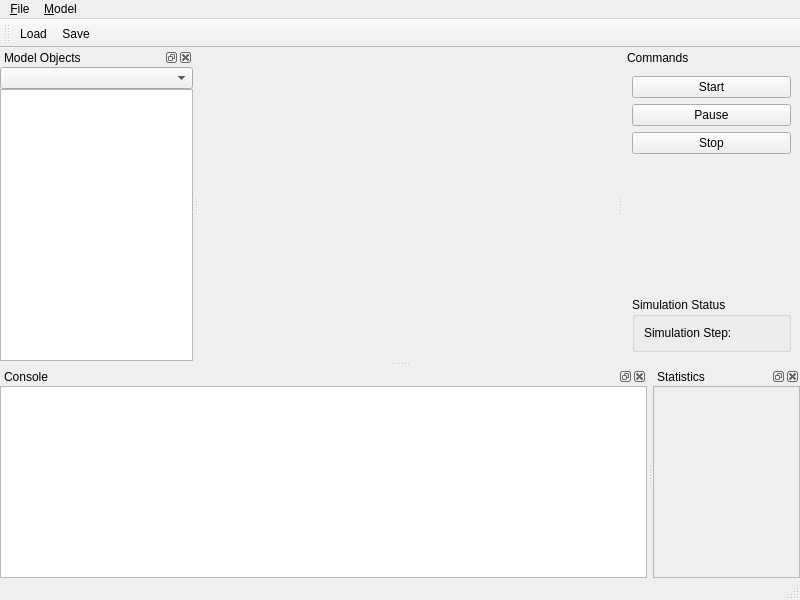
The window that qtgui/mainwindow.ui (frabas/DISPLACE_GUI) describes before a commit, drawn with Qt 5.
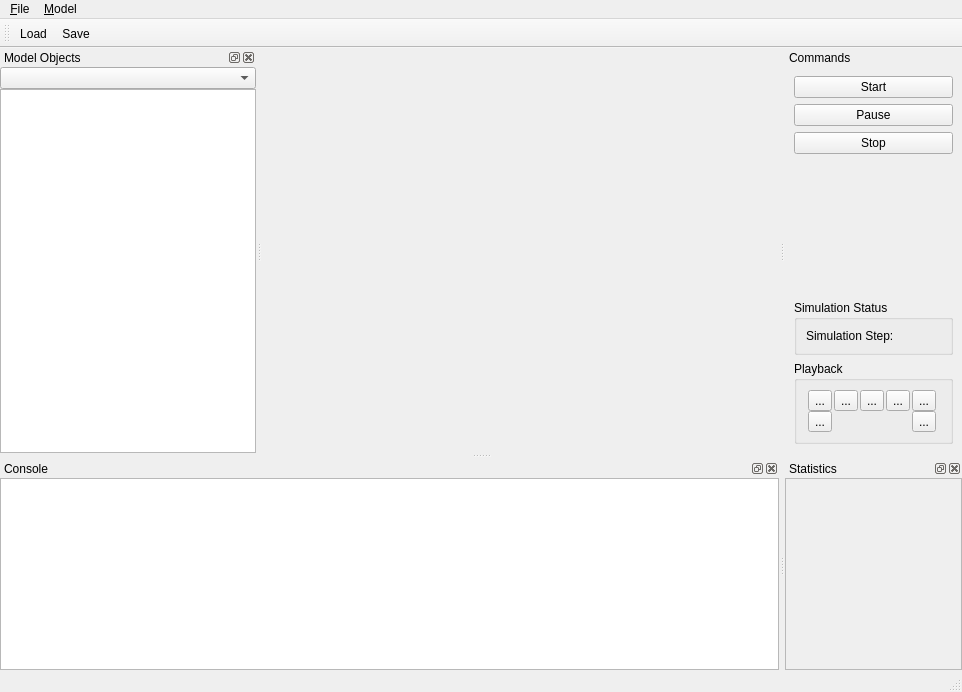
The same window after the commit. Icons and pictures are not drawn. Custom widgets are drawn as their Qt base class.

Commit message: Gui: Playback commands

```diff
--- a/qtgui/mainwindow.ui
+++ b/qtgui/mainwindow.ui
@@ -6,8 +6,8 @@
    <rect>
     <x>0</x>
     <y>0</y>
-    <width>800</width>
-    <height>600</height>
+    <width>962</width>
+    <height>692</height>
    </rect>
   </property>
   <property name="windowTitle">
@@ -38,7 +38,7 @@
     <rect>
      <x>0</x>
      <y>0</y>
-     <width>800</width>
+     <width>962</width>
      <height>25</height>
     </rect>
    </property>
@@ -245,6 +245,67 @@
        </layout>
       </widget>
      </item>
+     <item>
+      <widget class="QGroupBox" name="groupBox_2">
+       <property name="title">
+        <string>Playback</string>
+       </property>
+       <layout class="QGridLayout" name="gridLayout">
+        <property name="spacing">
+         <number>0</number>
+        </property>
+        <item row="0" column="2">
+         <widget class="QToolButton" name="play_stop">
+          <property name="text">
+           <string>...</string>
+          </property>
+         </widget>
+        </item>
+        <item row="0" column="4">
+         <widget class="QToolButton" name="play_ffwd">
+          <property name="text">
+           <string>...</string>
+          </property>
+         </widget>
+        </item>
+        <item row="0" column="0">
+         <widget class="QToolButton" name="play_fbk">
+          <property name="text">
+           <string>...</string>
+          </property>
+         </widget>
+        </item>
+        <item row="0" column="1">
+         <widget class="QToolButton" name="play_bk">
+          <property name="text">
+           <string>...</string>
+          </property>
+         </widget>
+        </item>
+        <item row="0" column="3">
+         <widget class="QToolButton" name="play_fwd">
+          <property name="text">
+           <string>...</string>
+          </property>
+         </widget>
+        </item>
+        <item row="1" column="0">
+         <widget class="QToolButton" name="play_first">
+          <property name="text">
+           <string>...</string>
+          </property>
+         </widget>
+        </item>
+        <item row="1" column="4">
+         <widget class="QToolButton" name="play_last">
+          <property name="text">
+           <string>...</string>
+          </property>
+         </widget>
+        </item>
+       </layout>
+      </widget>
+     </item>
     </layout>
    </widget>
   </widget>
```
The commit also changes 1 other file.
